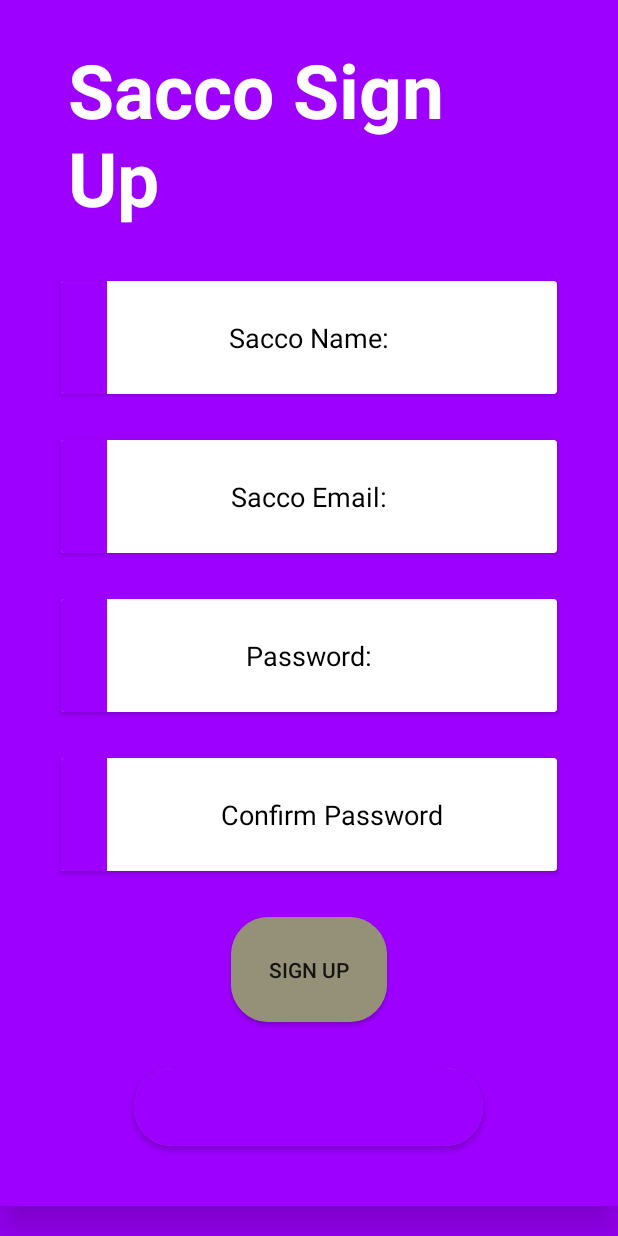
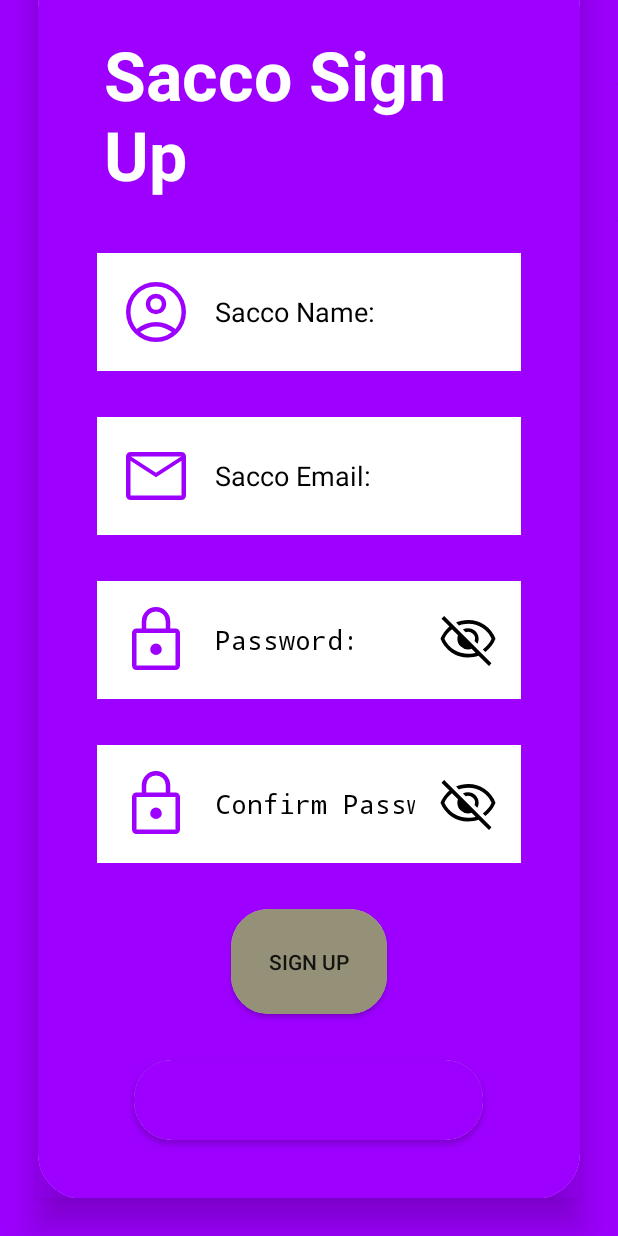
Before and after one commit to James-Muthama/Matatu-Pap-Admin-App, an Android app: the screen it shows after launch (SignUpActivity), after a tap on an icon or button, on a phone screen of 412 x 824 dp. Run offline under Robolectric (Android 15) with nearby library versions, the phone set to English and light mode, and no system bars; our stand-ins replace Firebase (no records; nobody signed in at launch, a user with empty details on screens opened directly); 1 statement that could not run was skipped.

Commit message:
Changed the UI for login and signup pages. Added the icons in the

```diff
--- a/app/src/main/java/com/example/matatupapadminapp/LoginActivity.kt
+++ b/app/src/main/java/com/example/matatupapadminapp/LoginActivity.kt
@@ -1,25 +1,83 @@
 package com.example.matatupapadminapp
 
+import android.annotation.SuppressLint
 import android.content.Intent
+import android.graphics.drawable.Drawable
 import android.os.Bundle
+import android.text.InputType
+import android.view.MotionEvent
 import android.widget.Button
+import android.widget.EditText
 import androidx.activity.ComponentActivity
 import androidx.activity.enableEdgeToEdge
 import androidx.cardview.widget.CardView
+import androidx.core.content.ContextCompat
 
 class LoginActivity : ComponentActivity() {
     override fun onCreate(savedInstanceState: Bundle?) {
         super.onCreate(savedInstanceState)
-        enableEdgeToEdge()
-        setContentView(R.layout.login_page)
+        enableEdgeToEdge() // Enables edge-to-edge display for immersive user experience
+        setContentView(R.layout.login_page) // Sets the layout for the login page
 
-        val signupBtn = findViewById<Button>(R.id.sign_up_btn)
+        // Initialize UI elements
+        val signupBtn = findViewById<Button>(R.id.sign_up_btn) // Button to navigate to the sign-up page
+        val saccoEmail = findViewById<EditText>(R.id.sacco_email) // Email input field
+        val saccoPass = findViewById<EditText>(R.id.password) // Password input field
 
-        signupBtn.setOnClickListener{
+        // Set up password visibility toggle for the password field
+        setupPasswordToggle(saccoPass, R.drawable.visibility_off_icon, R.drawable.visibility_on_icon)
+
+        // Redirects to the sign-up activity when the sign-up button is clicked
+        signupBtn.setOnClickListener {
             val intent = Intent(this, SignUpActivity::class.java)
             startActivity(intent)
         }
+    }
 
+    @SuppressLint("ClickableViewAccessibility")
+    private fun setupPasswordToggle(
+        editText: EditText,
+        visibilityOffIcon: Int,
+        visibilityOnIcon: Int
+    ) {
+        var isPasswordVisible = false // Tracks the current visibility state of the password
 
+        // Sets a touch listener on the password field to handle toggle on icon click
+        editText.setOnTouchListener { _, event ->
+            if (event.action == MotionEvent.ACTION_UP) {
+                val drawableEnd = editText.compoundDrawables[2] // Retrieves the end drawable (eye icon)
+
+                // Checks if the end drawable (icon) was tapped
+                if (drawableEnd != null && event.rawX >= (editText.right - drawableEnd.bounds.width())) {
+                    isPasswordVisible = !isPasswordVisible // Toggles the visibility state
+                    // Updates the password field's input type and icon based on visibility state
+                    togglePasswordVisibility(editText, isPasswordVisible, visibilityOffIcon, visibilityOnIcon)
+                    return@setOnTouchListener true
+                }
+            }
+            false
+        }
+    }
+
+    private fun togglePasswordVisibility(
+        editText: EditText,
+        isVisible: Boolean,
+        visibilityOffIcon: Int,
+        visibilityOnIcon: Int
+    ) {
+        // Sets input type based on password visibility state
+        val newInputType = if (isVisible) {
+            InputType.TYPE_CLASS_TEXT or InputType.TYPE_TEXT_VARIATION_VISIBLE_PASSWORD // Shows password
+        } else {
+            InputType.TYPE_CLASS_TEXT or InputType.TYPE_TEXT_VARIATION_PASSWORD // Hides password
+        }
+        editText.inputType = newInputType // Applies new input type
+        editText.setSelection(editText.text.length) // Maintains cursor position
+
+        // Sets the appropriate eye icon based on visibility state
+        val icon = if (isVisible) visibilityOnIcon else visibilityOffIcon
+        val drawableEnd: Drawable? = ContextCompat.getDrawable(this, icon)
+        // Adds the new icon to the password field
+        editText.setCompoundDrawablesWithIntrinsicBounds(editText.compoundDrawables[0], null, drawableEnd, null)
     }
 }
--- a/app/src/main/java/com/example/matatupapadminapp/SignUpActivity.kt
+++ b/app/src/main/java/com/example/matatupapadminapp/SignUpActivity.kt
@@ -1,84 +1,45 @@
 package com.example.matatupapadminapp
 
+import android.annotation.SuppressLint
 import android.content.Intent
+import android.graphics.drawable.Drawable
 import android.os.Bundle
 import android.text.InputType
+import android.view.MotionEvent
 import android.widget.Button
 import android.widget.EditText
-import android.widget.ImageView
 import android.widget.Toast
 import androidx.activity.ComponentActivity
 import androidx.activity.enableEdgeToEdge
+import androidx.core.content.ContextCompat
 import com.google.firebase.database.DatabaseReference
 import com.google.firebase.database.FirebaseDatabase
 
 class SignUpActivity : ComponentActivity() {
+    // Firebase database reference to store user data
     private lateinit var database: DatabaseReference
-
-    private var isPasswordVisible = false
-    private var isConfirmPasswordVisible = false
 
     override fun onCreate(savedInstanceState: Bundle?) {
         super.onCreate(savedInstanceState)
-        enableEdgeToEdge()
-        setContentView(R.layout.signup_page)
+        enableEdgeToEdge() // Enables edge-to-edge display on devices with gesture navigation
+        setContentView(R.layout.signup_page) // Sets the layout file for this activity
 
+        // Initializing UI elements from the layout
         val loginBtn = findViewById<Button>(R.id.login_button)
         val saccoName = findViewById<EditText>(R.id.sacco_name)
         val saccoEmail = findViewById<EditText>(R.id.sacco_email)
         val saccoPass = findViewById<EditText>(R.id.password)
         val saccoConfirmPass = findViewById<EditText>(R.id.confirm_password)
         val signUpBtn = findViewById<Button>(R.id.sign_up_btn)
-        val passwordVisibilityToggle = findViewById<ImageView>(R.id.password_visibility)
-        val confirmPasswordVisibilityToggle = findViewById<ImageView>(R.id.confirm_password_visibility)
 
-        // Initialize Firebase Database reference
+        // Initialize Firebase Database reference to "Users" node
         database = FirebaseDatabase.getInstance().getReference("Users")
 
-        // Toggle password visibility for password field
-        passwordVisibilityToggle.setOnClickListener {
-            // Toggle the visibility state
-            isPasswordVisible = !isPasswordVisible
+        // Set up password visibility toggle functionality for the password fields
+        setupPasswordToggle(saccoPass, R.drawable.visibility_off_icon, R.drawable.visibility_on_icon)
+        setupPasswordToggle(saccoConfirmPass, R.drawable.visibility_off_icon, R.drawable.visibility_on_icon)
 
-            if (isPasswordVisible) {
-                // Set the input type to visible password
-                saccoPass.inputType = InputType.TYPE_TEXT_VARIATION_VISIBLE_PASSWORD
-                // Change icon to show that password is visible
-                passwordVisibilityToggle.setImageResource(R.drawable.visibility_on_icon)
-            } else {
-                // Set the input type back to hidden password
-                saccoPass.inputType = InputType.TYPE_CLASS_TEXT or InputType.TYPE_TEXT_VARIATION_PASSWORD
-                // Change icon to show that password is hidden
-                passwordVisibilityToggle.setImageResource(R.drawable.visibility_off_icon)
-            }
-
-            // Move the cursor to the end of the text in the password field
-            saccoPass.setSelection(saccoPass.text.length)
-        }
-
-        // Toggle password visibility for confirm password field
-        confirmPasswordVisibilityToggle.setOnClickListener {
-            // Toggle the visibility state for confirm password
-            isConfirmPasswordVisible = !isConfirmPasswordVisible
-
-            // If confirm password should be visible...
-            if (isConfirmPasswordVisible) {
-                // ...set the input type to show the text
-                saccoConfirmPass.inputType = InputType.TYPE_TEXT_VARIATION_VISIBLE_PASSWORD
-                // ...update the visibility icon to 'on'
-                confirmPasswordVisibilityToggle.setImageResource(R.drawable.visibility_on_icon)
-            } else {
-                // If confirm password should be hidden...
-                // ...set the input type back to hide the password
-                saccoConfirmPass.inputType = InputType.TYPE_CLASS_TEXT or InputType.TYPE_TEXT_VARIATION_PASSWORD
-                // ...update the visibility icon to 'off'
-                confirmPasswordVisibilityToggle.setImageResource(R.drawable.visibility_off_icon)
-            }
-
-            // Move the cursor to the end of the text in the confirm password field
-            saccoConfirmPass.setSelection(saccoConfirmPass.text.length)
-        }
-
+        // Set up the Sign Up button's functionality
         signUpBtn.setOnClickListener {
             val name = saccoName.text.toString()
             val email = saccoEmail.text.toString()
@@ -87,29 +48,76 @@ class SignUpActivity : ComponentActivity() {
 
             // Check if passwords match
             if (pass == confirmPass) {
-                // Create UserClass object
-                val user = UserClass(name, email, pass)
+                val user = UserClass(name, email, pass) // Create a new user object
 
-                // Store in Firebase Database
+                // Add user data to Firebase Database under the user name key
                 database.child(name).setValue(user).addOnCompleteListener { task ->
                     if (task.isSuccessful) {
                         Toast.makeText(this, "User registered successfully!", Toast.LENGTH_SHORT).show()
+                        // Navigate to MainActivity after successful registration
                         val intent = Intent(this, MainActivity::class.java)
                         startActivity(intent)
                     } else {
-                        // Display detailed error message
+                        // Show error message if registration fails
                         Toast.makeText(this, "Failed to register user: ${task.exception?.message}", Toast.LENGTH_LONG).show()
                     }
                 }
             } else {
-                // Display a message if passwords do not match
+                // Show message if passwords do not match
                 Toast.makeText(this, "Passwords do not match!", Toast.LENGTH_SHORT).show()
             }
         }
 
+        // Set up the Login button to navigate to LoginActivity
         loginBtn.setOnClickListener {
             val intent = Intent(this, LoginActivity::class.java)
             startActivity(intent)
         }
     }
+
+    // Function to set up a password visibility toggle
+    @SuppressLint("ClickableViewAccessibility")
+    private fun setupPasswordToggle(
+        editText: EditText,
+        visibilityOffIcon: Int,
+        visibilityOnIcon: Int
+    ) {
+        var isPasswordVisible = false // Tracks if password is currently visible
+
+        // Set up a touch listener on the password field
+        editText.setOnTouchListener { _, event ->
+            if (event.action == MotionEvent.ACTION_UP) { // Check for touch release action
+                val drawableEnd = editText.compoundDrawables[2] // Get drawable at the end (right side)
+                // Check if touch is within drawable bounds
+                if (drawableEnd != null && event.rawX >= (editText.right - drawableEnd.bounds.width())) {
+                    isPasswordVisible = !isPasswordVisible // Toggle visibility state
+                    togglePasswordVisibility(editText, isPasswordVisible, visibilityOffIcon, visibilityOnIcon)
+                    return@setOnTouchListener true // Indicate event was handled
+                }
+            }
+            false
+        }
+    }
+
+    // Function to toggle password visibility and icon
+    private fun togglePasswordVisibility(
+        editText: EditText,
+        isVisible: Boolean,
+        visibilityOffIcon: Int,
+        visibilityOnIcon: Int
+    ) {
+        // Set input type based on visibility state
+        val newInputType = if (isVisible) {
+            InputType.TYPE_CLASS_TEXT or InputType.TYPE_TEXT_VARIATION_VISIBLE_PASSWORD // Show text
+        } else {
+            InputType.TYPE_CLASS_TEXT or InputType.TYPE_TEXT_VARIATION_PASSWORD // Mask text with dots
+        }
+        editText.inputType = newInputType // Apply the new input type
+        editText.setSelection(editText.text.length) // Move cursor to end of text
+
+        // Update icon based on visibility state
+        val icon = if (isVisible) visibilityOnIcon else visibilityOffIcon
+        val drawableEnd: Drawable? = ContextCompat.getDrawable(this, icon)
+        editText.setCompoundDrawablesWithIntrinsicBounds(editText.compoundDrawables[0], null, drawableEnd, null)
+    }
 }
--- a/app/src/main/res/drawable/mail_icon.xml
+++ b/app/src/main/res/drawable/mail_icon.xml
@@ -5,5 +5,5 @@
     android:viewportHeight="960">
   <path
       android:pathData="M140,800q-24,0 -42,-18t-18,-42v-520q0,-24 18,-42t42,-18h680q24,0 42,18t18,42v520q0,24 -18,42t-42,18L140,800ZM480,498L140,275v465h680v-465L480,498ZM480,438 L816,220L145,220l335,218ZM140,275v-55,520 -465Z"
-      android:fillColor="#e8eaed"/>
+      android:fillColor="#9D00FF"/>
 </vector>
--- a/app/src/main/res/drawable/password_icon.xml
+++ b/app/src/main/res/drawable/password_icon.xml
@@ -5,5 +5,5 @@
     android:viewportHeight="960">
   <path
       android:pathData="M220,880q-24.75,0 -42.37,-17.63Q160,844.75 160,820v-434q0,-24.75 17.63,-42.38Q195.25,326 220,326h70v-96q0,-78.85 55.61,-134.42Q401.21,40 480.11,40q78.89,0 134.39,55.58Q670,151.15 670,230v96h70q24.75,0 42.38,17.62Q800,361.25 800,386v434q0,24.75 -17.62,42.37Q764.75,880 740,880L220,880ZM220,820h520v-434L220,386v434ZM480.17,680q31.83,0 54.33,-22.03T557,605q0,-30 -22.67,-54.5t-54.5,-24.5q-31.83,0 -54.33,24.5t-22.5,55q0,30.5 22.67,52.5t54.5,22ZM350,326h260v-96q0,-54.17 -37.88,-92.08 -37.88,-37.92 -92,-37.92T388,137.92q-38,37.91 -38,92.08v96ZM220,820v-434,434Z"
-      android:fillColor="#e8eaed"/>
+      android:fillColor="#9D00FF"/>
 </vector>
--- a/app/src/main/res/drawable/user_icon.xml
+++ b/app/src/main/res/drawable/user_icon.xml
@@ -5,5 +5,5 @@
     android:viewportHeight="960">
   <path
       android:pathData="M222,705q63,-44 125,-67.5T480,614q71,0 133.5,23.5T739,705q44,-54 62.5,-109T820,480q0,-145 -97.5,-242.5T480,140q-145,0 -242.5,97.5T140,480q0,61 19,116t63,109ZM479.81,510q-57.81,0 -97.31,-39.69 -39.5,-39.68 -39.5,-97.5 0,-57.81 39.69,-97.31 39.68,-39.5 97.5,-39.5 57.81,0 97.31,39.69 39.5,39.68 39.5,97.5 0,57.81 -39.69,97.31 -39.68,39.5 -97.5,39.5ZM480.47,880Q398,880 325,848.5t-127.5,-86q-54.5,-54.5 -86,-127.27Q80,562.47 80,479.73 80,397 111.5,324.5q31.5,-72.5 86,-127t127.27,-86q72.76,-31.5 155.5,-31.5 82.73,0 155.23,31.5 72.5,31.5 127,86t86,127.03q31.5,72.53 31.5,155T848.5,635q-31.5,73 -86,127.5t-127.03,86Q562.94,880 480.47,880ZM480,820q55,0 107.5,-16T691,748q-51,-36 -104,-55t-107,-19q-54,0 -107,19t-104,55q51,40 103.5,56T480,820ZM480,450q34,0 55.5,-21.5T557,373q0,-34 -21.5,-55.5T480,296q-34,0 -55.5,21.5T403,373q0,34 21.5,55.5T480,450ZM480,373ZM480,747Z"
-      android:fillColor="#e8eaed"/>
+      android:fillColor="#9D00FF"/>
 </vector>
--- a/app/src/main/res/layout/signup_page.xml
+++ b/app/src/main/res/layout/signup_page.xml
@@ -49,186 +49,122 @@
 
     <LinearLayout
         android:id="@+id/fromCard"
-        android:layout_width="wrap_content"
+        android:layout_width="match_parent"
         android:layout_height="wrap_content"
-        android:layout_marginBottom="20dp"
+        android:layout_marginStart="25dp"
+        android:layout_marginEnd="25dp"
+        android:layout_marginBottom="25dp"
         android:background="#9D00FF"
         android:elevation="15dp"
         android:gravity="center"
         android:orientation="vertical"
-        android:padding="25dp"
         app:layout_constraintBottom_toBottomOf="parent"
         app:layout_constraintEnd_toEndOf="parent"
         app:layout_constraintStart_toStartOf="parent">
 
         <!-- Heading: Add New Bus -->
 
+        <androidx.cardview.widget.CardView
+            android:layout_width="match_parent"
+            android:layout_height="match_parent"
+            app:cardCornerRadius="30dp"
+            app:cardElevation="20dp">
+
+            <LinearLayout
+                android:layout_width="match_parent"
+                android:layout_height="match_parent"
+                android:layout_gravity="center_horizontal"
+                android:background="#9D00FF"
+                android:orientation="vertical"
+                android:padding="24dp">
+
                 <TextView
                     android:id="@+id/form_title"
-            android:layout_width="wrap_content"
-            android:layout_height="match_parent"
+                    android:layout_width="match_parent"
+                    android:layout_height="wrap_content"
                     android:layout_gravity="center|top"
                     android:layout_margin="20dp"
                     android:text="@string/sacco_sign_up_text"
                     android:textAppearance="@style/TextAppearance.AppCompat.Large"
                     android:textColor="#FFFFFF"
-            android:textSize="50sp"
+                    android:textSize="45sp"
                     android:textStyle="bold" />
 
-        <androidx.cardview.widget.CardView
+                <EditText
+                    android:id="@+id/sacco_name"
                     android:layout_width="match_parent"
                     android:layout_height="wrap_content"
                     android:layout_gravity="center"
                     android:layout_margin="15dp"
-            app:cardBackgroundColor="#FFFFFF">
-
-            <ImageView
-                android:id="@+id/sacco_name_icon"
-                android:layout_width="wrap_content"
-                android:layout_height="match_parent"
-                android:layout_gravity="center|left"
-                android:background="#9D00FF"
-                android:padding="15dp"
-                app:srcCompat="@drawable/user_icon" />
-
-            <EditText
-                android:id="@+id/sacco_name"
-                android:layout_width="wrap_content"
-                android:layout_height="match_parent"
-                android:layout_gravity="center"
                     android:background="#FFFFFF"
+                    android:drawableStart="@drawable/user_icon"
+                    android:drawablePadding="15dp"
                     android:hint="@string/sacco_name_text"
                     android:inputType="text"
-                android:padding="25dp"
+                    android:padding="15dp"
                     android:textColor="#000000"
                     android:textColorHighlight="#0B0707"
                     android:textColorHint="#000000"
                     tools:ignore="TextFields" />
 
-        </androidx.cardview.widget.CardView>
-
-        <androidx.cardview.widget.CardView
+                <EditText
+                    android:id="@+id/sacco_email"
                     android:layout_width="match_parent"
-            android:layout_height="match_parent"
+                    android:layout_height="wrap_content"
                     android:layout_gravity="center"
                     android:layout_margin="15dp"
-            app:cardBackgroundColor="#FFFFFF">
-
-            <ImageView
-                android:id="@+id/email_icon"
-                android:layout_width="wrap_content"
-                android:layout_height="match_parent"
-                android:layout_gravity="center|left"
-                android:background="#9D00FF"
-                android:padding="15dp"
-                app:srcCompat="@drawable/mail_icon" />
-
-            <EditText
-                android:id="@+id/sacco_email"
-                android:layout_width="wrap_content"
-                android:layout_height="match_parent"
-                android:layout_gravity="center"
                     android:background="#FFFFFF"
+                    android:drawableStart="@drawable/mail_icon"
+                    android:drawablePadding="15dp"
                     android:hint="@string/sacco_email_text"
                     android:inputType="text"
-                android:padding="25dp"
+                    android:padding="15dp"
                     android:textColor="#000000"
                     android:textColorHighlight="#0B0707"
                     android:textColorHint="#000000"
                     tools:ignore="TextFields" />
 
-        </androidx.cardview.widget.CardView>
-
-        <androidx.cardview.widget.CardView
+                <EditText
+                    android:id="@+id/password"
                     android:layout_width="match_parent"
-            android:layout_height="match_parent"
+                    android:layout_height="wrap_content"
                     android:layout_gravity="center"
                     android:layout_margin="15dp"
-            app:cardBackgroundColor="#FFFFFF">
-
-            <EditText
-                android:id="@+id/password"
-                android:layout_width="wrap_content"
-                android:layout_height="match_parent"
-                android:layout_gravity="center"
                     android:background="#FFFFFF"
+                    android:drawableStart="@drawable/password_icon"
+                    android:drawableEnd="@drawable/visibility_off_icon"
+                    android:drawablePadding="15dp"
                     android:hint="@string/password_text"
-                android:inputType="text"
-                android:padding="25dp"
+                    android:inputType="textPassword"
+                    android:padding="15dp"
                     android:textColor="#000000"
                     android:textColorHighlight="#0B0707"
                     android:textColorHint="#000000"
                     tools:ignore="TextFields" />
 
-            <ImageView
-                android:id="@+id/password_visibility"
-                android:layout_width="wrap_content"
+                <EditText
+                    android:id="@+id/confirm_password"
+                    android:layout_width="match_parent"
                     android:layout_height="wrap_content"
-                android:layout_gravity="center|right"
-                android:layout_margin="10dp"
-                app:srcCompat="@drawable/visibility_off_icon" />
-
-            <ImageView
-                android:id="@+id/confirm_pass_icon"
-                android:layout_width="wrap_content"
-                android:layout_height="match_parent"
-                android:layout_gravity="center|left"
-                android:background="#9D00FF"
-                android:backgroundTint="#9D00FF"
-                android:padding="15dp"
-                android:visibility="visible"
-                app:srcCompat="@drawable/password_icon" />
-
-        </androidx.cardview.widget.CardView>
-
-        <androidx.cardview.widget.CardView
-            android:layout_width="match_parent"
-            android:layout_height="match_parent"
                     android:layout_gravity="center"
                     android:layout_margin="15dp"
-            app:cardBackgroundColor="#FFFFFF">
-
-            <EditText
-                android:id="@+id/confirm_password"
-                android:layout_width="wrap_content"
-                android:layout_height="match_parent"
-                android:layout_gravity="center"
-                android:layout_marginLeft="15dp"
                     android:background="#FFFFFF"
+                    android:drawableStart="@drawable/password_icon"
+                    android:drawableEnd="@drawable/visibility_off_icon"
+                    android:drawablePadding="15dp"
                     android:hint="@string/confirm_password_text"
-                android:inputType="text"
-                android:padding="25dp"
+                    android:inputType="textPassword"
+                    android:padding="15dp"
                     android:textColor="#000000"
                     android:textColorHighlight="#0B0707"
                     android:textColorHint="#000000"
                     tools:ignore="TextFields" />
 
-            <ImageView
-                android:id="@+id/confirm_password_visibility"
-                android:layout_width="wrap_content"
-                android:layout_height="wrap_content"
-                android:layout_gravity="center|right"
-                android:layout_margin="10dp"
-                app:srcCompat="@drawable/visibility_off_icon" />
-
-            <ImageView
-                android:id="@+id/confirm_pass_icon"
-                android:layout_width="wrap_content"
-                android:layout_height="match_parent"
-                android:layout_gravity="center|left"
-                android:background="#9D00FF"
-                android:backgroundTint="#9D00FF"
-                android:padding="15dp"
-                android:visibility="visible"
-                app:srcCompat="@drawable/password_icon" />
-
-        </androidx.cardview.widget.CardView>
-
                 <androidx.cardview.widget.CardView
                     android:layout_width="wrap_content"
                     android:layout_height="wrap_content"
+                    android:layout_gravity="center"
                     android:layout_margin="15dp"
-            app:cardBackgroundColor="#959179"
                     app:cardCornerRadius="25dp">
 
                     <Button
@@ -243,9 +179,9 @@
 
                 <androidx.cardview.widget.CardView
                     android:layout_width="wrap_content"
-            android:layout_height="wrap_content"
+                    android:layout_height="match_parent"
+                    android:layout_gravity="center"
                     android:layout_margin="15dp"
-            app:cardBackgroundColor="#959179"
                     app:cardCornerRadius="25dp">
 
                     <Button
@@ -259,13 +195,9 @@
                         android:textColor="#FFFFFF" />
                 </androidx.cardview.widget.CardView>
 
-        <!-- Input: Add Number Plate -->
+            </LinearLayout>
+        </androidx.cardview.widget.CardView>
 
-        <!-- Dropdown: Add Route Start -->
-
-        <!-- Dropdown: Add Route End -->
-
-        <!-- Button: Submit -->
     </LinearLayout>
 
 </androidx.constraintlayout.widget.ConstraintLayout>
```
Also changed, not shown: app/src/main/res/layout/login_page.xml (+51 -66 lines). Lines whose indentation alone changed are shown as unchanged.
